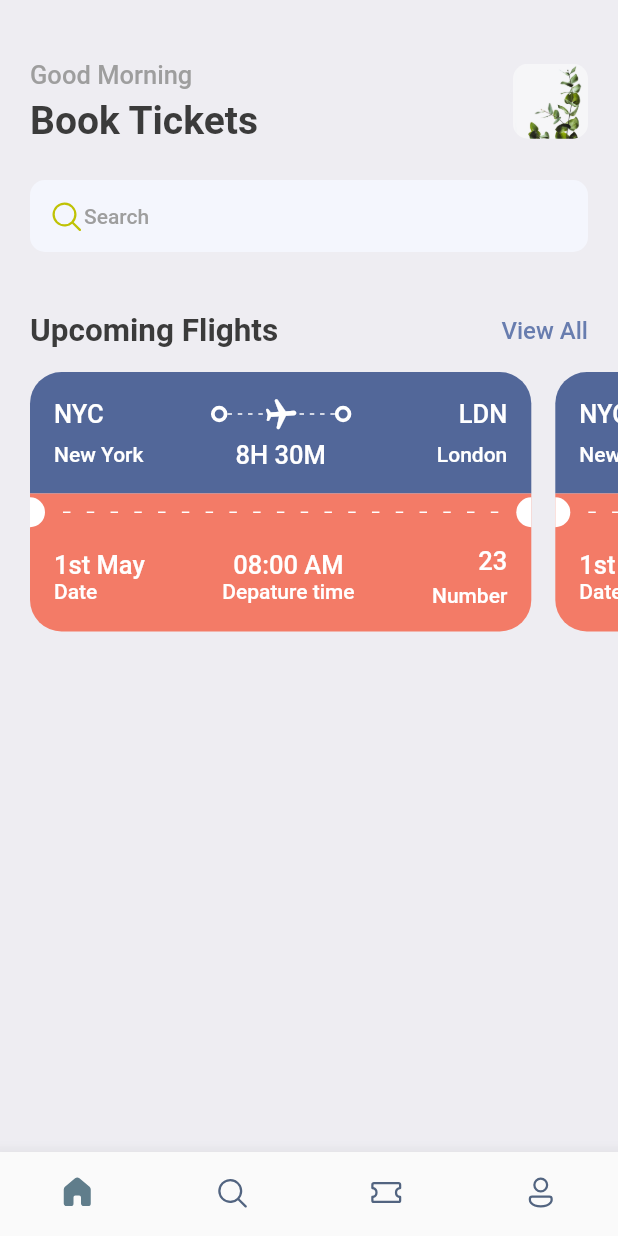
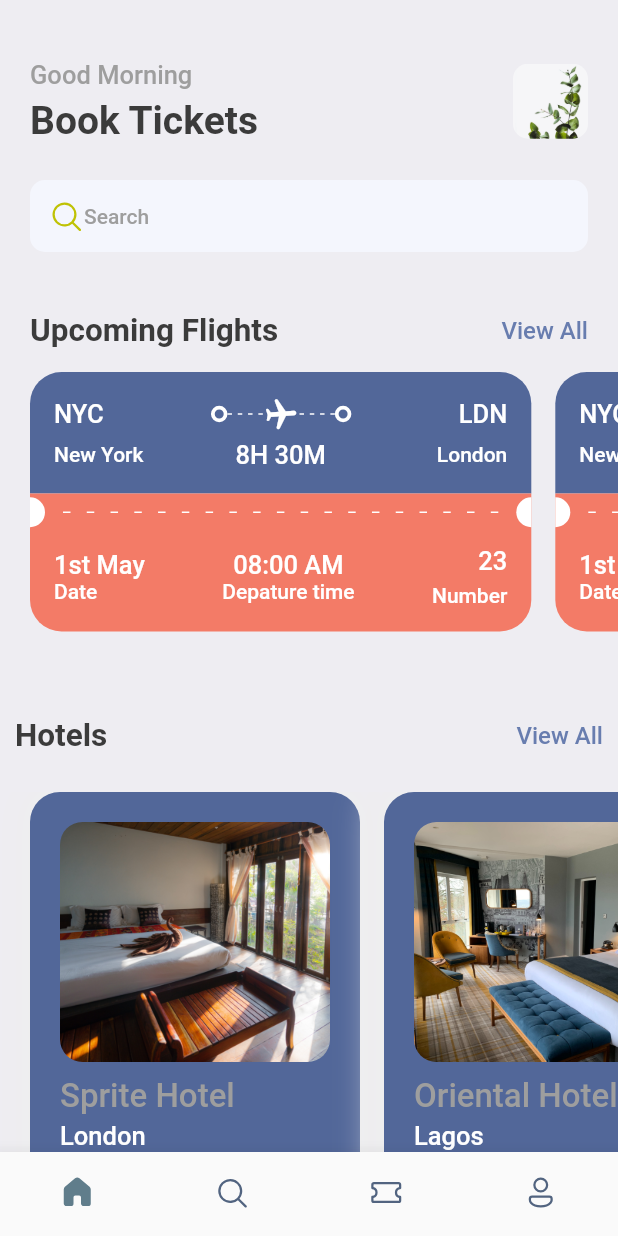
Before and after one commit to john9384/book_flight, a Flutter app: the screen it shows after launch, on a phone screen of 412 x 824 dp. Run offline on Flutter 3.47's test engine with Material 2 defaults, Android fonts, the phone set to English and light mode, and no system bars; our stand-ins replace fluentui_icons, gap.

Commit message:
add hotels section for home page

```diff
--- /dev/null
+++ b/lib/components/hotels_card.dart
@@ -0,0 +1,63 @@
+import 'package:flutter/material.dart';
+import 'package:gap/gap.dart';
+
+import '../utils/app_styles.dart';
+
+class HotelsCard extends StatelessWidget {
+  final Map<String, dynamic> hotel;
+  const HotelsCard({Key? key, required this.hotel}) : super(key: key);
+
+  @override
+  Widget build(BuildContext context) {
+    return Container(
+      margin: const EdgeInsets.only(right: 16),
+      child: SizedBox(
+        height: 300,
+        width: 220,
+        child: Container(
+          padding: const EdgeInsets.all(20),
+          decoration: BoxDecoration(
+            color: const Color(0xFF526799),
+            borderRadius: BorderRadius.circular(20),
+            boxShadow: [
+              BoxShadow(
+                  color: Colors.grey.shade200, blurRadius: 20, spreadRadius: 5)
+            ],
+          ),
+          child:
+              Column(crossAxisAlignment: CrossAxisAlignment.start, children: [
+            Container(
+              height: 160,
+              width: 180,
+              decoration: BoxDecoration(
+                  borderRadius: BorderRadius.circular(15),
+                  image: DecorationImage(
+                    fit: BoxFit.cover,
+                    image: AssetImage(hotel['image']),
+                  )),
+            ),
+            const Gap(10),
+            Column(
+              crossAxisAlignment: CrossAxisAlignment.start,
+              children: [
+                Text(hotel['place'],
+                    style: CustomStyles.textStyle
+                        .copyWith(fontSize: 22, color: Colors.grey)),
+                const Gap(3),
+                Text(hotel['destination'],
+                    style: CustomStyles.headlineStyle3
+                        .copyWith(color: Colors.white)),
+                const Gap(10),
+                Text(hotel['price'],
+                    style: CustomStyles.headlineStyle2.copyWith(
+                        color: Colors.grey,
+                        fontWeight: FontWeight.bold,
+                        fontSize: 25)),
+              ],
+            )
+          ]),
+        ),
+      ),
+    );
+  }
+}
--- a/lib/screens/home/home.dart
+++ b/lib/screens/home/home.dart
@@ -1,6 +1,7 @@
 import 'package:flutter/material.dart';
 import 'package:gap/gap.dart';
 import 'package:my_first_flutter/screens/home/header.dart';
+import 'package:my_first_flutter/screens/home/hotels_section.dart';
 import 'package:my_first_flutter/screens/home/ticket_section.dart';
 import 'package:my_first_flutter/utils/app_styles.dart';
 
@@ -12,7 +13,13 @@ class HomeScreen extends StatelessWidget {
     return Scaffold(
         backgroundColor: CustomStyles.bgColor,
         body: ListView(
-          children: const [HomeHeader(), Gap(40), UpcomingTickets()],
+          children: const [
+            HomeHeader(),
+            Gap(40),
+            UpcomingTickets(),
+            Gap(20),
+            Hotels()
+          ],
         ));
   }
 }
--- /dev/null
+++ b/lib/screens/home/hotels_section.dart
@@ -0,0 +1,43 @@
+import 'package:flutter/material.dart';
+import 'package:gap/gap.dart';
+import 'package:my_first_flutter/components/hotels_card.dart';
+import 'package:my_first_flutter/utils/hotel_lists.dart';
+import '../../utils/app_styles.dart';
+
+class Hotels extends StatelessWidget {
+  const Hotels({Key? key}) : super(key: key);
+
+  @override
+  Widget build(BuildContext context) {
+    return Column(
+      crossAxisAlignment: CrossAxisAlignment.start,
+      children: [
+        Padding(
+          padding: const EdgeInsets.all(10),
+          child: Row(
+            mainAxisAlignment: MainAxisAlignment.spaceBetween,
+            children: [
+              Text("Hotels", style: CustomStyles.headlineStyle2),
+              InkWell(
+                onTap: () {
+                  print("Clicked View all");
+                },
+                child: Text("View All",
+                    style: CustomStyles.textStyle
+                        .copyWith(color: CustomStyles.primaryColor)),
+              )
+            ],
+          ),
+        ),
+        const Gap(15),
+        SingleChildScrollView(
+          scrollDirection: Axis.horizontal,
+          padding: const EdgeInsets.only(left: 20),
+          child: Row(
+              children:
+                  hotelList.map((hotel) => HotelsCard(hotel: hotel)).toList()),
+        )
+      ],
+    );
+  }
+}
--- /dev/null
+++ b/lib/utils/hotel_lists.dart
@@ -0,0 +1,34 @@
+List<Map<String, dynamic>> hotelList = [
+  {
+    'image': 'assets/images/alexander-kaunas-67-sOi7mVIk-unsplash.jpg',
+    'unsplash_author':
+        'Photo by <a href="https://unsplash.com/@akaunas?utm_source=unsplash&utm_medium=referral&utm_content=creditCopyText\">Alexander Kaunas</a> on <a href="https://unsplash.com/s/photos/hotel-room?utm_source=unsplash&utm_medium=referral&utm_content=creditCopyText">Unsplash</a>',
+    'place': 'Sprite Hotel',
+    'destination': 'London',
+    'price': '\$85/night',
+  },
+  {
+    'image': 'assets/images/edelle-bruton-PJNO2sLlbB8-unsplash.jpg',
+    'unsplash_author':
+        'Photo by <a href="https://unsplash.com/@edelleb?utm_source=unsplash&utm_medium=referral&utm_content=creditCopyText">Edelle Bruton</a> on <a href="https://unsplash.com/s/photos/hotel-room?utm_source=unsplash&utm_medium=referral&utm_content=creditCopyText">Unsplash</a>',
+    'place': 'Oriental Hotel',
+    'destination': 'Lagos',
+    'price': '\$35/night',
+  },
+  {
+    'image': 'assets/images/reisetopia-aI6Su7Mu9Ro-unsplash.jpg',
+    'unsplash_author':
+        'Photo by <a href="https://unsplash.com/@reisetopia?utm_source=unsplash&utm_medium=referral&utm_content=creditCopyText">reisetopia</a> on <a href="https://unsplash.com/s/photos/hotel-room?utm_source=unsplash&utm_medium=referral&utm_content=creditCopyText">Unsplash</a>',
+    'place': 'Luxxi Hotel',
+    'destination': 'New York',
+    'price': '\$50/night',
+  },
+  {
+    'image': 'assets/images/adam-winger-VGs8z60yT2c-unsplash.jpg',
+    'unsplash_author':
+        'Photo by <a href="https://unsplash.com/@awcreativeut?utm_source=unsplash&utm_medium=referral&utm_content=creditCopyText">Adam Winger</a> on <a href="https://unsplash.com/s/photos/hotel-room?utm_source=unsplash&utm_medium=referral&utm_content=creditCopyText">Unsplash</a>',
+    'place': 'Hilton Moscow',
+    'destination': 'Moscow',
+    'price': '\$68/night',
+  },
+];
```
Also changed, not shown: assets/images/adam-winger-VGs8z60yT2c-unsplash.jpg (added), assets/images/alexander-kaunas-67-sOi7mVIk-unsplash.jpg (added), assets/images/edelle-bruton-PJNO2sLlbB8-unsplash.jpg (added), assets/images/reisetopia-aI6Su7Mu9Ro-unsplash.jpg (added).
